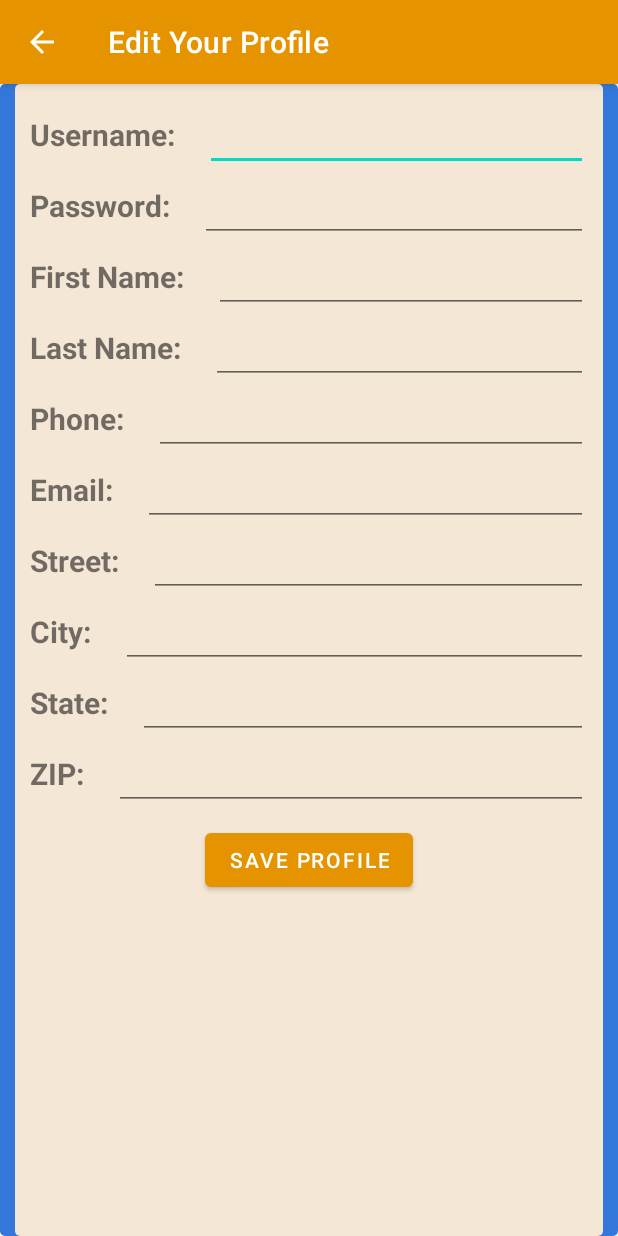
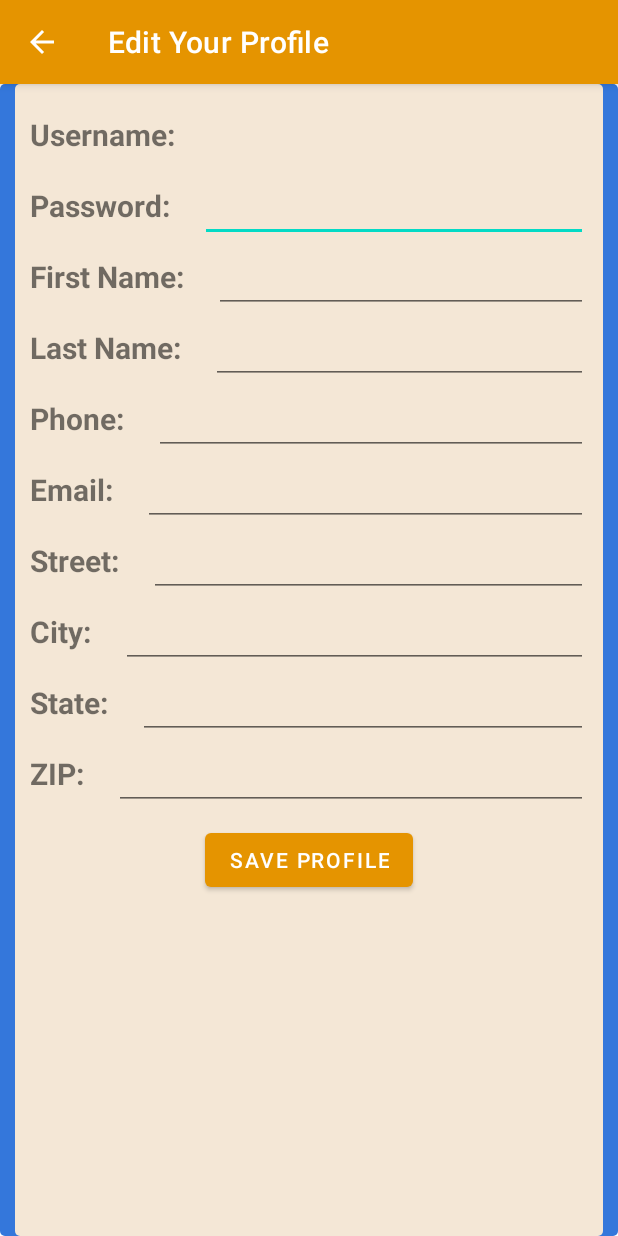
Before and after one commit to RoyRod93/University_Bazaar_System, an Android app: the EditUserProfileActivity screen opened directly, with no data from a screen before it, on a phone screen of 412 x 824 dp. Run offline under Robolectric (Android 15) with nearby library versions, the phone set to English and light mode, and no system bars; 11 statements that could not run were skipped.

Commit message:
Implemented Save Updated Profile values to database.

```diff
--- a/app/src/main/res/layout/activity_edit_user_profile.xml
+++ b/app/src/main/res/layout/activity_edit_user_profile.xml
@@ -15,8 +15,8 @@
         android:textSize="20sp"
         android:textStyle="bold" />
 
-    <EditText
-        android:id="@+id/etUsernameVal"
+    <TextView
+        android:id="@+id/tvUsernameVal"
         android:layout_width="wrap_content"
         android:layout_height="wrap_content"
         android:layout_alignBaseline="@id/tvUsername"
@@ -115,6 +115,7 @@
         android:layout_alignBaseline="@id/tvPhone"
         android:layout_alignParentEnd="true"
         android:layout_alignParentRight="true"
+        android:inputType="phone"
         android:layout_margin="10dp"
         android:layout_toEndOf="@id/tvPhone"
         android:layout_toRightOf="@id/tvPhone"
```
Also changed, not shown: app/src/main/java/com/team8/universitybazaar/controller/EditUserProfileActivity.java (+29 -1 lines), app/src/main/java/com/team8/universitybazaar/controller/MainActivity.java (+12 -0 lines).
